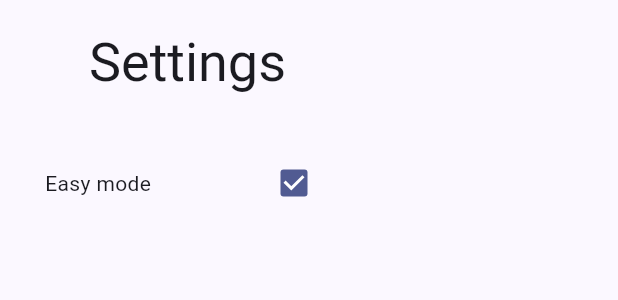
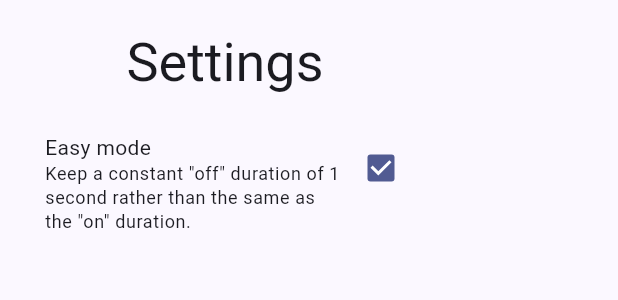
Before and after one commit to adil192/timing_flutter, a Flutter app: the SettingsDialog widget shown alone on an empty page, opened directly, on a phone screen of 412 x 824 dp. Shown: the top 300 px of the screen. Run offline on Flutter 3.47's test engine with Material 2 defaults, Android fonts, the phone set to English and light mode, and no system bars; drawn by our look-alikes of dynamic_color; our stand-ins replace flutter_font_icons, flutter_smart_dialog, shared_preferences; accounts and stored records are empty.

Commit message:
Add explanation to settings dialog

```diff
--- a/lib/SettingsDialog.dart
+++ b/lib/SettingsDialog.dart
@@ -38,7 +38,7 @@ class _SettingsDialogState extends State<SettingsDialog> {
     ColorScheme colorScheme = Theme.of(context).colorScheme;
     return Container(
       height: 200,
-      width: 250,
+      width: 300,
       decoration: BoxDecoration(
         color: colorScheme.surface,
         borderRadius: BorderRadius.circular(10),
@@ -51,7 +51,8 @@ class _SettingsDialogState extends State<SettingsDialog> {
             Text("Settings", style: Theme.of(context).textTheme.headline3),
             const Spacer(),
             SettingsCheckbox(
-              label: const Text("Easy mode"),
+              label: "Easy mode",
+              hint: 'Keep a constant "off" duration of 1 second rather than the same as the "on" duration.',
               value: prefs?.getBool('easyMode') ?? true,
               onChanged: (bool? value) => _onChanged('easyMode', value),
             ),
@@ -67,11 +68,13 @@ class SettingsCheckbox extends StatefulWidget {
   const SettingsCheckbox({
     Key? key,
     required this.label,
+    this.hint = "",
     required this.value,
     this.onChanged,
   }) : super(key: key);
 
-  final Text label;
+  final String label;
+  final String hint;
   final bool value;
   final ValueChanged<bool?>? onChanged;
 
@@ -83,8 +86,21 @@ class _SettingsCheckboxState extends State<SettingsCheckbox> {
   Widget build(BuildContext context) {
     ColorScheme colorScheme = Theme.of(context).colorScheme;
     return Row(
+      crossAxisAlignment: CrossAxisAlignment.start,
       children: <Widget>[
-        widget.label,
+        SizedBox(
+          width: 200,
+          child: Column(
+            crossAxisAlignment: CrossAxisAlignment.start,
+            children: [
+              Text(widget.label),
+              Text(
+                widget.hint,
+                style: Theme.of(context).textTheme.bodySmall,
+              ),
+            ]
+          ),
+        ),
         const Spacer(),
         Checkbox(
           value: widget.value,
```
